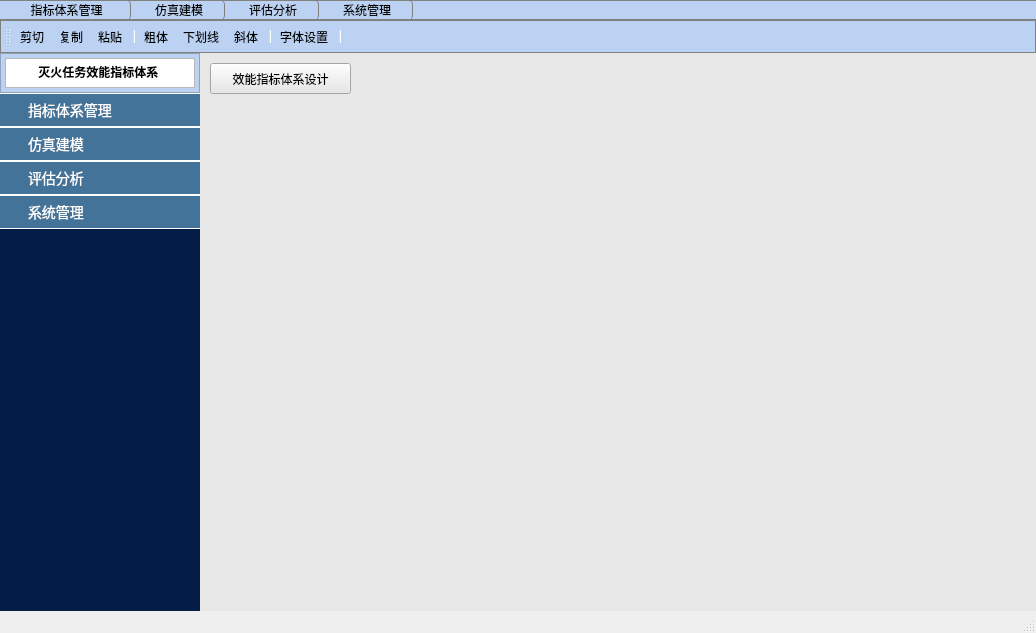
Qt form mainwindow.ui (basiABC/evaluation) before a commit.
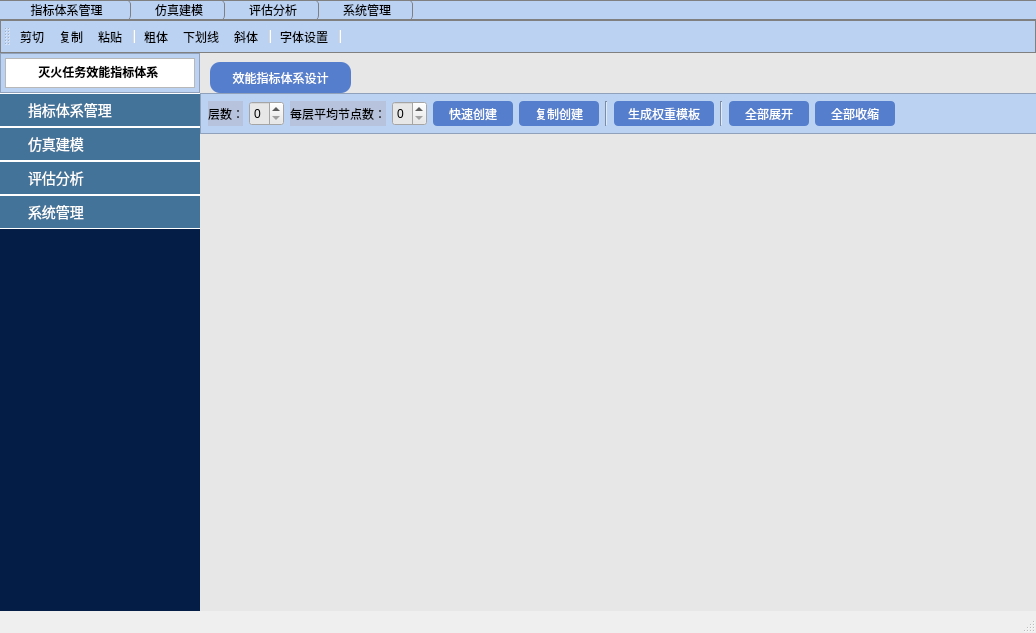
The same form after that commit. Icons and pictures are not drawn.

Commit message: 增加了指标体系的工具栏

What changed in the file:
```diff
--- a/mainwindow.ui
+++ b/mainwindow.ui
@@ -32,7 +32,7 @@
       <x>0</x>
       <y>0</y>
       <width>1041</width>
-      <height>561</height>
+      <height>591</height>
      </rect>
     </property>
     <property name="sizePolicy">
@@ -320,18 +320,295 @@
         <string notr="true">background-color: rgb(231, 231, 231);</string>
        </property>
        <widget class="QWidget" name="index_page">
-        <widget class="QPushButton" name="pushButton_7">
+        <property name="enabled">
+         <bool>true</bool>
+        </property>
+        <widget class="QLabel" name="label">
+         <property name="enabled">
+          <bool>false</bool>
+         </property>
          <property name="geometry">
           <rect>
            <x>10</x>
-           <y>10</y>
+           <y>9</y>
            <width>141</width>
            <height>31</height>
           </rect>
          </property>
+         <property name="styleSheet">
+          <string notr="true">QLabel {
+     background-color: rgb(85, 127, 204);      
+      color: white;        
+     border-radius: 10px;          
+     padding: 2px;                 
+}</string>
+         </property>
          <property name="text">
           <string>效能指标体系设计</string>
          </property>
+         <property name="alignment">
+          <set>Qt::AlignmentFlag::AlignCenter</set>
+         </property>
+        </widget>
+        <widget class="QFrame" name="frame_2">
+         <property name="geometry">
+          <rect>
+           <x>0</x>
+           <y>40</y>
+           <width>841</width>
+           <height>41</height>
+          </rect>
+         </property>
+         <property name="styleSheet">
+          <string notr="true">QFrame{
+
+background:rgb(187, 210, 243);
+
+}</string>
+         </property>
+         <property name="frameShape">
+          <enum>QFrame::Shape::StyledPanel</enum>
+         </property>
+         <property name="frameShadow">
+          <enum>QFrame::Shadow::Raised</enum>
+         </property>
+         <layout class="QHBoxLayout" name="horizontalLayout">
+          <property name="leftMargin">
+           <number>7</number>
+          </property>
+          <property name="topMargin">
+           <number>7</number>
+          </property>
+          <property name="rightMargin">
+           <number>7</number>
+          </property>
+          <property name="bottomMargin">
+           <number>7</number>
+          </property>
+          <item>
+           <widget class="QLabel" name="label_2">
+            <property name="maximumSize">
+             <size>
+              <width>35</width>
+              <height>16777215</height>
+             </size>
+            </property>
+            <property name="styleSheet">
+             <string notr="true">QLabel {
+    background-color: rgb(183, 195, 220,1);
+ 
+}</string>
+            </property>
+            <property name="text">
+             <string>层数：</string>
+            </property>
+           </widget>
+          </item>
+          <item>
+           <widget class="QSpinBox" name="spinBox">
+            <property name="minimumSize">
+             <size>
+              <width>0</width>
+              <height>25</height>
+             </size>
+            </property>
+            <property name="maximumSize">
+             <size>
+              <width>35</width>
+              <height>16777215</height>
+             </size>
+            </property>
+           </widget>
+          </item>
+          <item>
+           <widget class="QLabel" name="label_3">
+            <property name="styleSheet">
+             <string notr="true">QLabel {
+    background-color: rgb(183, 195, 220,1);
+ 
+}</string>
+            </property>
+            <property name="text">
+             <string>每层平均节点数：</string>
+            </property>
+            <property name="alignment">
+             <set>Qt::AlignmentFlag::AlignCenter</set>
+            </property>
+           </widget>
+          </item>
+          <item>
+           <widget class="QSpinBox" name="spinBox_2">
+            <property name="minimumSize">
+             <size>
+              <width>0</width>
+              <height>25</height>
+             </size>
+            </property>
+            <property name="maximumSize">
+             <size>
+              <width>35</width>
+              <height>16777215</height>
+             </size>
+            </property>
+           </widget>
+          </item>
+          <item>
+           <widget class="QPushButton" name="pushButton">
+            <property name="minimumSize">
+             <size>
+              <width>80</width>
+              <height>25</height>
+             </size>
+            </property>
+            <property name="maximumSize">
+             <size>
+              <width>80</width>
+              <height>16777215</height>
+             </size>
+            </property>
+            <property name="styleSheet">
+             <string notr="true">QPushButton {
+    background-color: rgb(85, 127, 204); /* 按钮背景色 */
+    color: #ffffff; /* 字体颜色 */
+	border-radius: 4px; /* 圆角半径 */
+}
+</string>
+            </property>
+            <property name="text">
+             <string>快速创建</string>
+            </property>
+           </widget>
+          </item>
+          <item>
+           <widget class="QPushButton" name="pushButton_2">
+            <property name="minimumSize">
+             <size>
+              <width>80</width>
+              <height>25</height>
+             </size>
+            </property>
+            <property name="maximumSize">
+             <size>
+              <width>80</width>
+              <height>16777215</height>
+             </size>
+            </property>
+            <property name="styleSheet">
+             <string notr="true">QPushButton {
+    background-color: rgb(85, 127, 204); /* 按钮背景色 */
+    color: #ffffff; /* 字体颜色 */
+	border-radius: 4px; /* 圆角半径 */
+}
+</string>
+            </property>
+            <property name="text">
+             <string>复制创建</string>
+            </property>
+           </widget>
+          </item>
+          <item>
+           <widget class="Line" name="line">
+            <property name="orientation">
+             <enum>Qt::Orientation::Vertical</enum>
+            </property>
+           </widget>
+          </item>
+          <item>
+           <widget class="QPushButton" name="pushButton_3">
+            <property name="minimumSize">
+             <size>
+              <width>100</width>
+              <height>25</height>
+             </size>
+            </property>
+            <property name="styleSheet">
+             <string notr="true">QPushButton {
+    background-color: rgb(85, 127, 204); /* 按钮背景色 */
+    color: #ffffff; /* 字体颜色 */
+	border-radius: 4px; /* 圆角半径 */
+}
+</string>
+            </property>
+            <property name="text">
+             <string>生成权重模板</string>
+            </property>
+           </widget>
+          </item>
+          <item>
+           <widget class="Line" name="line_2">
+            <property name="orientation">
+             <enum>Qt::Orientation::Vertical</enum>
+            </property>
+           </widget>
+          </item>
+          <item>
+           <widget class="QPushButton" name="pushButton_4">
+            <property name="minimumSize">
+             <size>
+              <width>80</width>
+              <height>25</height>
+             </size>
+            </property>
+            <property name="maximumSize">
+             <size>
+              <width>80</width>
+              <height>16777215</height>
+             </size>
+            </property>
+            <property name="styleSheet">
+             <string notr="true">QPushButton {
+    background-color: rgb(85, 127, 204); /* 按钮背景色 */
+    color: #ffffff; /* 字体颜色 */
+	border-radius: 4px; /* 圆角半径 */
+}
+</string>
+            </property>
+            <property name="text">
+             <string>全部展开</string>
+            </property>
+           </widget>
+          </item>
+          <item>
+           <widget class="QPushButton" name="pushButton_5">
+            <property name="minimumSize">
+             <size>
+              <width>80</width>
+              <height>25</height>
+             </size>
+            </property>
+            <property name="maximumSize">
+             <size>
+              <width>80</width>
+              <height>16777215</height>
+             </size>
+            </property>
+            <property name="styleSheet">
+             <string notr="true">QPushButton {
+    background-color: rgb(85, 127, 204); /* 按钮背景色 */
+    color: #ffffff; /* 字体颜色 */
+	border-radius: 4px; /* 圆角半径 */
+}
+</string>
+            </property>
+            <property name="text">
+             <string>全部收缩</string>
+            </property>
+           </widget>
+          </item>
+          <item>
+           <spacer name="horizontalSpacer_6">
+            <property name="orientation">
+             <enum>Qt::Orientation::Horizontal</enum>
+            </property>
+            <property name="sizeHint" stdset="0">
+             <size>
+              <width>80</width>
+              <height>20</height>
+             </size>
+            </property>
+           </spacer>
+          </item>
+         </layout>
         </widget>
        </widget>
        <widget class="QWidget" name="weight_page">
```
Left out of the diff: 8 changed lines with no effect on the pictures. The commit also changes 2 other files.
